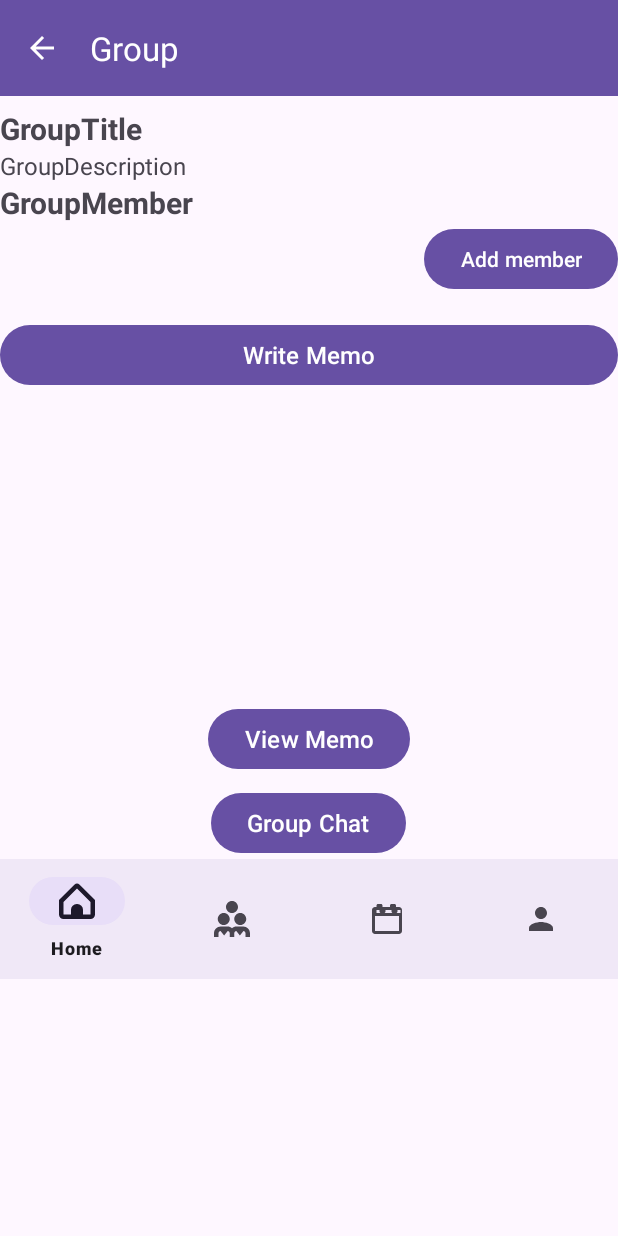
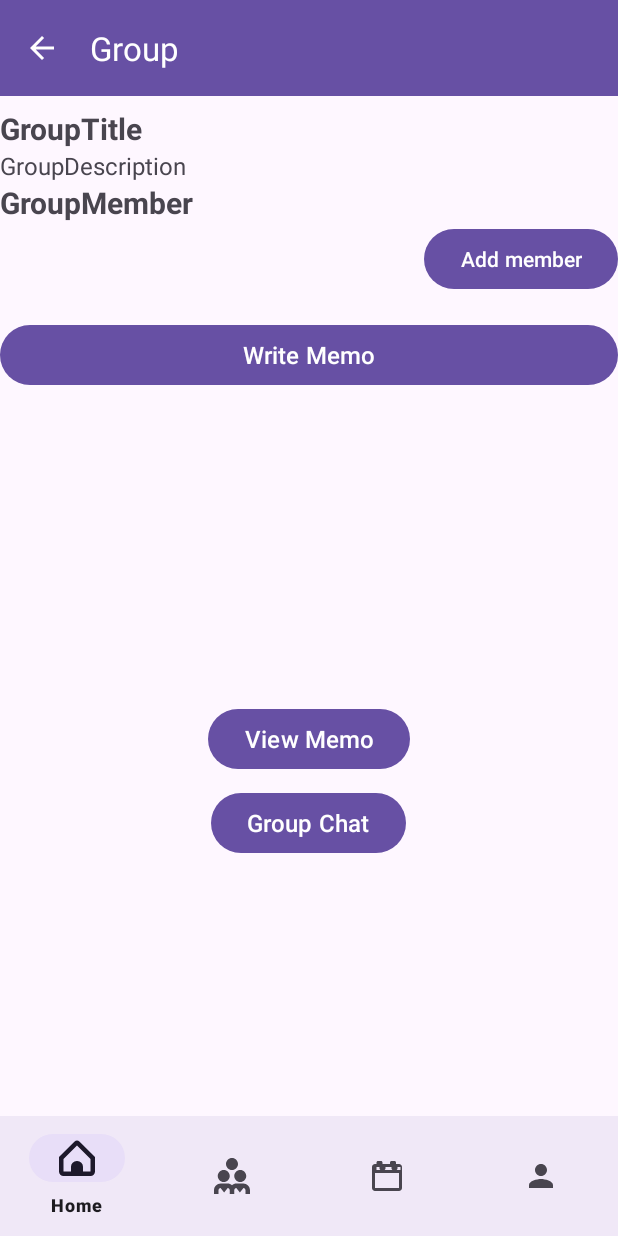
Before and after one commit to Heejae-L/DaMoYeo, an Android app: the GroupActivity screen opened directly, with no data from a screen before it, on a phone screen of 412 x 824 dp. Run offline under Robolectric (Android 15) with nearby library versions, the phone set to English and light mode, and no system bars; our stand-ins replace Firebase (no records; nobody signed in at launch, a user with empty details on screens opened directly).

Commit message:
refresh user page, group page

```diff
--- a/app/src/main/java/android/org/firebasetest/AddGroupMemberActivity.java
+++ b/app/src/main/java/android/org/firebasetest/AddGroupMemberActivity.java
@@ -6,6 +6,7 @@ import android.widget.EditText;
 import android.widget.Toast;
 
 import androidx.appcompat.app.AppCompatActivity;
+import androidx.appcompat.widget.Toolbar;
 
 import com.google.firebase.database.DatabaseReference;
 import com.google.firebase.database.FirebaseDatabase;
@@ -32,6 +33,9 @@ public class AddGroupMemberActivity extends AppCompatActivity {
     protected void onCreate(Bundle savedInstanceState) {
         super.onCreate(savedInstanceState);
         setContentView(R.layout.activity_add_group_member);
+
+        Toolbar toolbar = findViewById(R.id.top_app_bar);
+        NavigationHelper.setupToolbar(toolbar, this);
 
         editTextMemberEmail = findViewById(R.id.editTextMemberId);
         buttonAddMember = findViewById(R.id.buttonAddMember);
--- a/app/src/main/java/android/org/firebasetest/CreateGroupActivity.java
+++ b/app/src/main/java/android/org/firebasetest/CreateGroupActivity.java
@@ -8,6 +8,7 @@ import android.widget.EditText;
 import android.widget.Toast;
 
 import androidx.appcompat.app.AppCompatActivity;
+import androidx.appcompat.widget.Toolbar;
 
 import com.google.firebase.auth.FirebaseAuth;
 import com.google.firebase.auth.FirebaseUser;
@@ -31,6 +32,10 @@ public class CreateGroupActivity extends AppCompatActivity {
     protected void onCreate(Bundle savedInstanceState) {
         super.onCreate(savedInstanceState);
         setContentView(R.layout.activity_create_group);
+
+        Toolbar toolbar = findViewById(R.id.top_app_bar);
+        NavigationHelper.setupToolbar(toolbar, this);
+
         mAuth = FirebaseAuth.getInstance();
         db = FirebaseFirestore.getInstance();
         groupManager = new GroupManager();
--- a/app/src/main/java/android/org/firebasetest/GroupActivity.java
+++ b/app/src/main/java/android/org/firebasetest/GroupActivity.java
@@ -1,17 +1,18 @@
 package android.org.firebasetest;
 
 import android.content.Intent;
+import android.os.Bundle;
 import android.view.View;
 import android.widget.ArrayAdapter;
 import android.widget.Button;
 import android.widget.ListView;
 import android.widget.TextView;
-import android.os.Bundle;
 import android.widget.Toast;
 
 import androidx.appcompat.app.AppCompatActivity;
+import androidx.appcompat.widget.Toolbar;
+import androidx.swiperefreshlayout.widget.SwipeRefreshLayout;
 
-import com.google.android.material.appbar.MaterialToolbar;
 import com.google.android.material.bottomnavigation.BottomNavigationView;
 import com.google.firebase.database.DataSnapshot;
 import com.google.firebase.database.DatabaseError;
@@ -22,34 +23,28 @@ import com.google.firebase.database.ValueEventListener;
 import java.util.ArrayList;
 
 public class GroupActivity extends AppCompatActivity {
+    private SwipeRefreshLayout swipeRefreshLayout;
     private TextView textViewGroupTitle, textViewGroupDescription;
     private ListView listViewMembers;
     private DatabaseReference databaseReference;
     private ArrayList<String> memberNames;
     private ArrayAdapter<String> adapter;
-    String userId;
-    User user;
-    UserManager userManager;
-    ViewMemosFragment fragment;
-
+    private String userId;
+    private User user;
+    private UserManager userManager;
+    private ViewMemosFragment fragment;
+    private Group group;
 
     @Override
     protected void onCreate(Bundle savedInstanceState) {
         super.onCreate(savedInstanceState);
         setContentView(R.layout.activity_group);
 
-        // 이 부분을 추가합니다.
-        MaterialToolbar toolbar = findViewById(R.id.top_app_bar);
-        setSupportActionBar(toolbar);  // Toolbar를 액티비티의 앱 바로 설정합니다.
+        Toolbar toolbar = findViewById(R.id.top_app_bar);
+        NavigationHelper.setupToolbar(toolbar, this);
 
-        // 뒤로가기 버튼 클릭 리스너 설정
-        toolbar.setNavigationOnClickListener(new View.OnClickListener() {
-            @Override
-            public void onClick(View v) {
-                // 뒤로가기 버튼이 클릭되면 현재 액티비티를 종료합니다.
-                finish();
-            }
-        });
+        BottomNavigationView bottomNavigationView = findViewById(R.id.bottom_navigation);
+        NavigationHelper.setupBottomNavigationView(bottomNavigationView, this);
 
         userManager = new UserManager();
         textViewGroupTitle = findViewById(R.id.textViewGroupTitle);
@@ -59,14 +54,30 @@ public class GroupActivity extends AppCompatActivity {
         adapter = new ArrayAdapter<>(this, android.R.layout.simple_list_item_1, memberNames);
         listViewMembers.setAdapter(adapter);
 
-        Group group = getIntent().getParcelableExtra("group");
+        userId = getIntent().getStringExtra("userId");
+        group = getIntent().getParcelableExtra("group");
 
-        userId = getIntent().getStringExtra("userId");
+        if (group != null) {
+            loadGroupData();
+            initializeOrRefreshFragment();
+        }
+
+        setupButtons(group);
+
+        swipeRefreshLayout = findViewById(R.id.swipe_refresh_layout);
+        swipeRefreshLayout.setOnRefreshListener(() -> {
+            loadGroupData();
+            initializeOrRefreshFragment();
+            swipeRefreshLayout.setRefreshing(false);
+        });
+    }
+
+    private void loadGroupData() {
         if (userId != null) {
             userManager.fetchUserById(userId, new UserManager.UserCallback() {
                 @Override
                 public void onUserRetrieved(User user) {
-                    GroupActivity.this.user = user; // Now you have the user, and you can use it in your activity
+                    GroupActivity.this.user = user;
                 }
 
                 @Override
@@ -81,20 +92,6 @@ public class GroupActivity extends AppCompatActivity {
             textViewGroupDescription.setText(group.getDescription());
             displayGroupMembers(group.getGroupId());
         }
-
-        fragment = new ViewMemosFragment();
-        Bundle args = new Bundle();
-        args.putString("groupId", group.getGroupId());
-        fragment.setArguments(args);
-        getSupportFragmentManager().beginTransaction()
-                .add(R.id.fragment_container, fragment)
-                .commit();
-
-        setupButtons(group);
-
-        BottomNavigationView bottomNavigationView = findViewById(R.id.bottom_navigation);
-        NavigationHelper.setupBottomNavigationView(bottomNavigationView, this);
-
     }
 
     private void displayGroupMembers(String groupId) {
@@ -123,6 +120,7 @@ public class GroupActivity extends AppCompatActivity {
                             });
                 }
             }
+
             @Override
             public void onCancelled(DatabaseError databaseError) {
                 Toast.makeText(GroupActivity.this, "Failed to load group members.", Toast.LENGTH_SHORT).show();
@@ -130,19 +128,30 @@ public class GroupActivity extends AppCompatActivity {
         });
     }
 
-    private void startChatActivity(Group group, String userId) {
-        // 채팅 액티비티를 시작하는 로직을 구현합니다.
-        Intent intent = new Intent(this, RealtimeChat.class);
-        intent.putExtra("groupId", group.getGroupId());
-        intent.putExtra("userId", userId);
-        startActivity(intent);
+    private void initializeOrRefreshFragment() {
+        if (fragment == null) {
+            fragment = new ViewMemosFragment();
+        }
+        Bundle args = new Bundle();
+        args.putString("groupId", group.getGroupId());
+        fragment.setArguments(args);
+
+        if (!fragment.isAdded()) {
+            getSupportFragmentManager().beginTransaction()
+                    .add(R.id.fragment_container, fragment)
+                    .commit();
+        } else {
+            getSupportFragmentManager().beginTransaction()
+                    .replace(R.id.fragment_container, fragment)
+                    .commit();
+        }
     }
 
     private void setupButtons(Group group) {
         Button writeMemo = findViewById(R.id.WriteMemoButton);
         writeMemo.setOnClickListener(v -> {
             Intent intent = new Intent(v.getContext(), WriteMemoActivity.class);
-            intent.putExtra("group", group); // Passing the Group object
+            intent.putExtra("group", group);
             intent.putExtra("userId", userId);
             startActivity(intent);
         });
@@ -150,15 +159,13 @@ public class GroupActivity extends AppCompatActivity {
         Button viewMemos = findViewById(R.id.ViewMemoButton);
         viewMemos.setOnClickListener(v -> {
             Intent intent = new Intent(v.getContext(), ViewMemosActivity.class);
-            intent.putExtra("group", group); // Passing the Group object
+            intent.putExtra("group", group);
             intent.putExtra("userId", userId);
             startActivity(intent);
         });
 
         Button groupChatButton = findViewById(R.id.GroupChatButton);
-        groupChatButton.setOnClickListener(v -> {
-            startChatActivity(group, userId);
-        });
+        groupChatButton.setOnClickListener(v -> startChatActivity(group, userId));
 
         Button addMemberButton = findViewById(R.id.AddMemberButton);
         addMemberButton.setOnClickListener(v -> {
@@ -168,4 +175,11 @@ public class GroupActivity extends AppCompatActivity {
             startActivity(intent);
         });
     }
+
+    private void startChatActivity(Group group, String userId) {
+        Intent intent = new Intent(this, RealtimeChat.class);
+        intent.putExtra("groupId", group.getGroupId());
+        intent.putExtra("userId", userId);
+        startActivity(intent);
+    }
 }
--- a/app/src/main/java/android/org/firebasetest/ProfileImageManager.java
+++ b/app/src/main/java/android/org/firebasetest/ProfileImageManager.java
@@ -29,6 +29,7 @@ public class ProfileImageManager {
             StorageReference imageRef = storageReference.child(imagePath);
 
             final long ONE_MEGABYTE = 1024 * 1024;
+
             imageRef.getBytes(ONE_MEGABYTE).addOnSuccessListener(bytes -> {
                 Bitmap bmp = BitmapFactory.decodeByteArray(bytes, 0, bytes.length);
                 imageView.setImageBitmap(bmp);
--- a/app/src/main/res/layout/activity_group.xml
+++ b/app/src/main/res/layout/activity_group.xml
@@ -23,6 +23,18 @@
             app:navigationIcon="?android:attr/homeAsUpIndicator"
             app:title="Group" />
     </com.google.android.material.appbar.AppBarLayout>
+
+    <!-- SwipeRefreshLayout with all views inside -->
+    <androidx.swiperefreshlayout.widget.SwipeRefreshLayout
+        android:id="@+id/swipe_refresh_layout"
+        android:layout_width="match_parent"
+        android:layout_height="0dp"
+        android:layout_weight="1">
+
+        <LinearLayout
+            android:layout_width="match_parent"
+            android:layout_height="wrap_content"
+            android:orientation="vertical">
 
             <!-- Group Title -->
             <TextView
@@ -102,12 +114,16 @@
                 android:layout_gravity="center_horizontal"
                 android:layout_marginTop="8dp" />
 
+        </LinearLayout>
+
+    </androidx.swiperefreshlayout.widget.SwipeRefreshLayout>
+
     <!-- Bottom Navigation -->
     <com.google.android.material.bottomnavigation.BottomNavigationView
         android:id="@+id/bottom_navigation"
         android:layout_width="match_parent"
         android:layout_height="wrap_content"
         android:background="?android:attr/windowBackground"
-        app:menu="@menu/bottom_nav_menu"
-        android:layout_gravity="bottom" />
+        app:menu="@menu/bottom_nav_menu"/>
+
 </LinearLayout>
```
Also changed, not shown: app/src/main/java/android/org/firebasetest/EditUserActivity.java (+5 -4 lines), app/src/main/java/android/org/firebasetest/UserActivity.java (+13 -8 lines), app/src/main/java/android/org/firebasetest/ViewDiariesActivity.java (+3 -12 lines), app/src/main/java/android/org/firebasetest/ViewMyInvitationsActivity.java (+5 -4 lines), app/src/main/res/layout/activity_user.xml (+24 -3 lines). Lines whose indentation alone changed are shown as unchanged.
